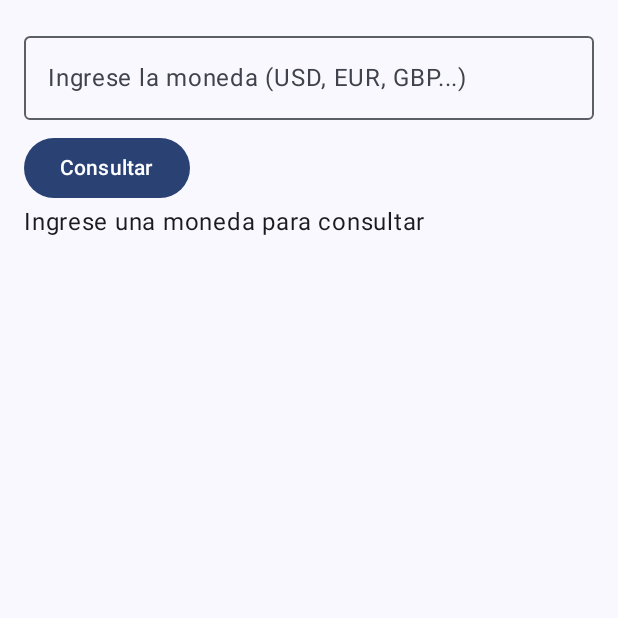
After one commit to JonathanELPRO/noniCobo, an Android app built with Jetpack Compose: the ExchangeRateScreen screen opened through its navigation route, on a phone screen of 412 x 824 dp, the top half of it. The commit adds this screen. Run offline under Robolectric (Android 15) with nearby library versions, the phone set to English and light mode, and no system bars; pictures from the network do not load.

Commit message:
tasa de cambio

```diff
--- /dev/null
+++ b/app/src/main/java/com/calyrsoft/ucbp1/data/repository/ExchangeRateRepository.kt
@@ -0,0 +1,20 @@
+package com.calyrsoft.ucbp1.data.repository
+
+import com.calyrsoft.ucbp1.domain.model.ExchangeRateModel
+import com.calyrsoft.ucbp1.domain.repository.IExchangeRateRepository
+
+class ExchangeRateRepository : IExchangeRateRepository {
+
+    private val rates = listOf(
+        ExchangeRateModel(baseCurrency = "BOB", currency = "USD", buyRate = 6.96, sellRate = 6.99),
+        ExchangeRateModel(baseCurrency = "BOB", currency = "EUR", buyRate = 7.50, sellRate = 7.55),
+        ExchangeRateModel(baseCurrency = "BOB", currency = "JPY", buyRate = 0.051, sellRate = 0.052),
+        ExchangeRateModel(baseCurrency = "BOB", currency = "GBP", buyRate = 8.80, sellRate = 8.85)
+    )
+
+    override fun getExchangeRate(currency: String): Result<ExchangeRateModel> {
+        val exchangeRate = rates.find { it.currency.equals(currency, ignoreCase = true) }
+        return if (exchangeRate != null) Result.success(exchangeRate)
+        else Result.failure(Exception("Moneda no encontrada"))
+    }
+}
--- a/app/src/main/java/com/calyrsoft/ucbp1/di/modules.kt
+++ b/app/src/main/java/com/calyrsoft/ucbp1/di/modules.kt
@@ -1,13 +1,17 @@
 package com.calyrsoft.ucbp1.di
 
+import com.calyrsoft.ucbp1.data.repository.ExchangeRateRepository
 import com.calyrsoft.ucbp1.data.repository.GithubRepository
 import com.calyrsoft.ucbp1.data.repository.LoginRepository
+import com.calyrsoft.ucbp1.domain.repository.IExchangeRateRepository
 import com.calyrsoft.ucbp1.domain.repository.IGithubRepository
 import com.calyrsoft.ucbp1.domain.repository.ILoginRepository
 import com.calyrsoft.ucbp1.domain.usecase.FindByNameAndPasswordUseCase
 import com.calyrsoft.ucbp1.domain.usecase.FindByNameUseCase
 import com.calyrsoft.ucbp1.domain.usecase.FindByNickNameUseCase
+import com.calyrsoft.ucbp1.domain.usecase.GetExchangeRateUseCase
 import com.calyrsoft.ucbp1.domain.usecase.UpdateUserProfileUseCase
+import com.calyrsoft.ucbp1.presentation.ExchangeRateViewModel
 import com.calyrsoft.ucbp1.presentation.GithubViewModel
 import com.calyrsoft.ucbp1.presentation.LoginViewModel
 import com.calyrsoft.ucbp1.presentation.ProfileViewModel
@@ -19,6 +23,8 @@ val appModule = module {
     single<IGithubRepository>{ GithubRepository() }
     //eso de ahi crea un singleton de GithubRepository la cosa es que este singleton podra ser usado solo si los programadores ponenIGithubRepository
     single<ILoginRepository> { LoginRepository() }
+    single<IExchangeRateRepository> { ExchangeRateRepository() }
+
 
 
     //casos de uso
@@ -27,6 +33,8 @@ val appModule = module {
     factory { FindByNameAndPasswordUseCase(get()) }
     factory { FindByNameUseCase(get()) }
     factory { UpdateUserProfileUseCase(get()) }
+    factory { GetExchangeRateUseCase(get()) }
+
 
 
 
@@ -35,6 +43,8 @@ val appModule = module {
     //este get le inyecta el caso e uso que ya sabemos como crear en la linea anterior
     viewModel { LoginViewModel(get()) }
     viewModel { ProfileViewModel(get(), get()) }
+    viewModel { ExchangeRateViewModel(get()) }
+
 
 }
 
--- /dev/null
+++ b/app/src/main/java/com/calyrsoft/ucbp1/domain/repository/IExchangeRateRepository.kt
@@ -0,0 +1,7 @@
+package com.calyrsoft.ucbp1.domain.repository
+
+import com.calyrsoft.ucbp1.domain.model.ExchangeRateModel
+
+interface IExchangeRateRepository {
+    fun getExchangeRate(currency: String): Result<ExchangeRateModel>
+}
--- /dev/null
+++ b/app/src/main/java/com/calyrsoft/ucbp1/domain/usecase/GetExchangeRateUseCase.kt
@@ -0,0 +1,10 @@
+package com.calyrsoft.ucbp1.domain.usecase
+
+import com.calyrsoft.ucbp1.domain.model.ExchangeRateModel
+import com.calyrsoft.ucbp1.domain.repository.IExchangeRateRepository
+
+class GetExchangeRateUseCase(private val repository: IExchangeRateRepository) {
+    fun invoke(currency: String): Result<ExchangeRateModel> {
+        return repository.getExchangeRate(currency)
+    }
+}
--- a/app/src/main/java/com/calyrsoft/ucbp1/navigation/AppNavigation.kt
+++ b/app/src/main/java/com/calyrsoft/ucbp1/navigation/AppNavigation.kt
@@ -10,6 +10,7 @@ import androidx.navigation.compose.NavHost
 import androidx.navigation.compose.composable
 import androidx.navigation.compose.rememberNavController
 import androidx.navigation.navArgument
+import com.calyrsoft.ucbp1.presentation.ExchangeRateScreen
 import com.calyrsoft.ucbp1.presentation.GithubScreen
 import com.calyrsoft.ucbp1.presentation.ProfileScreen
 import com.calyrsoft.ucbp1.presentation.SigninPage
@@ -70,7 +71,20 @@ fun AppNavigation(modifier: Modifier){
                     navController.navigate(
                         "login"
                     )
+                },
+
+                onAskExchangeRate = {
+                    navController.navigate(
+                        "exchangeRate"
+                    )
                 }
+            )
+        }
+
+        composable(Screen.ExchangeRateScreen.route) {
+            ExchangeRateScreen(
+                modifier = modifier,
+                vm = koinViewModel()
             )
         }
 
--- a/app/src/main/java/com/calyrsoft/ucbp1/navigation/Screen.kt
+++ b/app/src/main/java/com/calyrsoft/ucbp1/navigation/Screen.kt
@@ -7,4 +7,7 @@ sealed class Screen(val route: String) {
     val ProfileScreen = object {
         val route = "profile_screen/{name}"
     }
+
+    object ExchangeRateScreen : Screen("exchangeRate")
+
 }
--- /dev/null
+++ b/app/src/main/java/com/calyrsoft/ucbp1/presentation/ExchangeRateScreen.kt
@@ -0,0 +1,52 @@
+package com.calyrsoft.ucbp1.presentation
+
+import androidx.compose.foundation.layout.Column
+import androidx.compose.foundation.layout.fillMaxWidth
+import androidx.compose.foundation.layout.padding
+import androidx.compose.foundation.layout.size
+import androidx.compose.material3.Button
+import androidx.compose.material3.OutlinedTextField
+import androidx.compose.material3.Text
+import androidx.compose.runtime.*
+import androidx.compose.ui.Modifier
+import androidx.compose.ui.unit.dp
+import org.koin.androidx.compose.koinViewModel
+
+@Composable
+fun ExchangeRateScreen(
+    modifier: Modifier = Modifier,
+    vm: ExchangeRateViewModel = koinViewModel()
+) {
+    var currency by remember { mutableStateOf("") }
+    val state by vm.state.collectAsState()
+
+    Column(modifier = modifier.padding(16.dp)) {
+
+        OutlinedTextField(
+            value = currency,
+            onValueChange = { currency = it },
+            label = { Text("Ingrese la moneda (USD, EUR, GBP...)") },
+            modifier = Modifier.fillMaxWidth()
+        )
+
+        Button(
+            onClick = { vm.fetchAlias(currency) },
+            modifier = Modifier.padding(top = 8.dp)
+        ) {
+            Text("Consultar")
+        }
+
+        when (val st = state) {
+            is ExchangeRateViewModel.ExchangeRateUI.Init -> Text("Ingrese una moneda para consultar")
+            is ExchangeRateViewModel.ExchangeRateUI.Loading -> Text("Cargando tasas de cambio...")
+            is ExchangeRateViewModel.ExchangeRateUI.Error -> Text("Error: ${st.message}")
+            is ExchangeRateViewModel.ExchangeRateUI.Success -> {
+                val exchangeRate = st.exchangeRate
+                Text("Base: ${exchangeRate.baseCurrency}")
+                Text("Moneda: ${exchangeRate.currency}")
+                Text("Compra: ${exchangeRate.buyRate} ${exchangeRate.currency}")
+                Text("Venta: ${exchangeRate.sellRate} ${exchangeRate.currency}")
+            }
+        }
+    }
+}
--- /dev/null
+++ b/app/src/main/java/com/calyrsoft/ucbp1/presentation/ExchangeRateViewModel.kt
@@ -0,0 +1,50 @@
+package com.calyrsoft.ucbp1.presentation
+
+import androidx.lifecycle.ViewModel
+import androidx.lifecycle.viewModelScope
+import com.calyrsoft.ucbp1.domain.model.ExchangeRateModel
+import com.calyrsoft.ucbp1.domain.usecase.GetExchangeRateUseCase
+import kotlinx.coroutines.Dispatchers
+import kotlinx.coroutines.flow.MutableStateFlow
+import kotlinx.coroutines.flow.StateFlow
+import kotlinx.coroutines.flow.asStateFlow
+import kotlinx.coroutines.launch
+
+class ExchangeRateViewModel(
+    val useCase: GetExchangeRateUseCase
+): ViewModel()  {
+    sealed class ExchangeRateUI {
+        object Init: ExchangeRateUI()
+        object Loading: ExchangeRateUI()
+        class Error(val message: String) : ExchangeRateUI()
+        class Success(val exchangeRate: ExchangeRateModel) : ExchangeRateUI()
+
+    }
+
+    private val _state = MutableStateFlow<ExchangeRateViewModel.ExchangeRateUI>(ExchangeRateViewModel.ExchangeRateUI.Init)
+
+    val state: StateFlow<ExchangeRateViewModel.ExchangeRateUI> = _state.asStateFlow()
+
+    fun fetchAlias(currency: String) {
+        viewModelScope.launch(Dispatchers.IO) {
+
+
+            _state.value = ExchangeRateUI.Loading
+
+            val result = useCase.invoke(currency)
+
+            result.fold(
+                onSuccess = { exchangeRate ->
+                    _state.value = ExchangeRateUI.Success(exchangeRate)
+                },
+
+                onFailure = { error ->
+                    _state.value = ExchangeRateUI.Error(message = error.message ?: "Error desconocido")
+                }
+            )
+
+
+        }
+    }
+
+}
```
Also changed, not shown: app/src/main/java/com/calyrsoft/ucbp1/presentation/ProfileScreen.kt (+9 -1 lines).
